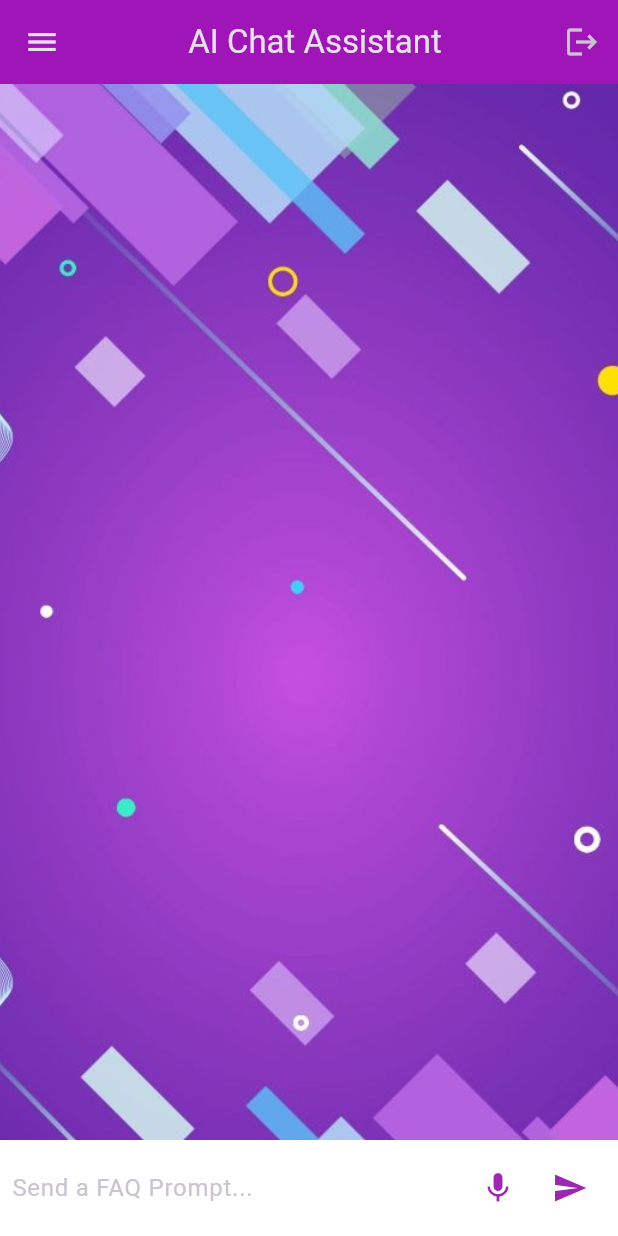
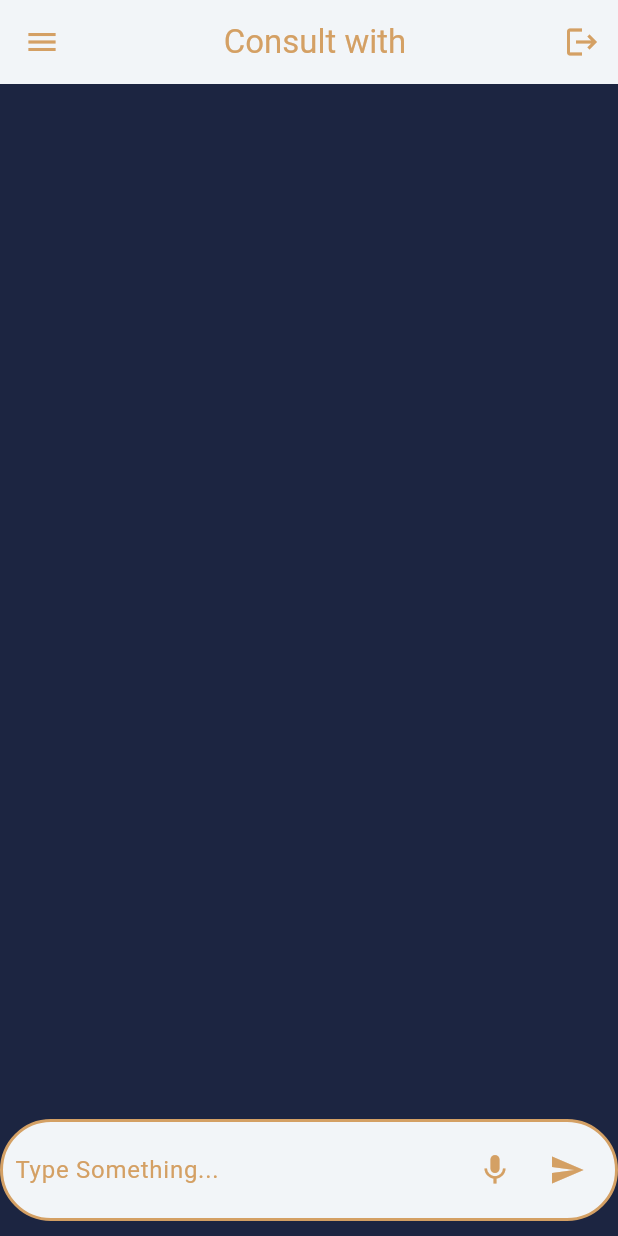
Before and after one commit to Ravi-M2005/Pragati_1, a Flutter app: the ChatScreen screen opened directly, on a phone screen of 412 x 824 dp. Run offline on Flutter 3.47's test engine with Material 3 defaults, Android fonts, the light colour scheme and no system bars; our stand-ins replace file_picker, speech_to_text.

Commit message:
Your commit message

```diff
--- a/lib/Chatbot.dart
+++ b/lib/Chatbot.dart
@@ -1,3 +1,5 @@
+// ignore_for_file: non_constant_identifier_names, unused_field, file_names, prefer_const_constructors, unused_element, use_key_in_widget_constructors, prefer_final_fields, prefer_const_literals_to_create_immutables, sort_child_properties_last, avoid_print, prefer_const_constructors_in_immutables, deprecated_member_use
+
 import 'dart:io';
 
 import 'package:flutter/material.dart';
@@ -5,12 +7,17 @@ import 'package:speech_to_text/speech_to_text.dart' as stt;
 
 import 'upload_page.dart';
 
+Color _gold = Color(0xFFD4A064);
+Color _white = Color(0xFFF2F5F8);
+Color _blue = Color(0xFF1C2541);
+Color _red = Color(0xFFCC4E5C);
+
 class MyApp extends StatelessWidget {
   @override
   Widget build(BuildContext context) {
     return MaterialApp(
       debugShowCheckedModeBanner: false,
-      title: 'AI Chat Assistant',
+      title: 'Consult with',
       theme: ThemeData(
         primarySwatch: Colors.blue,
       ),
@@ -68,16 +75,18 @@ class ChatScreenState extends State<ChatScreen> {
   Widget build(BuildContext context) {
     return Scaffold(
       appBar: AppBar(
-        backgroundColor: Color.fromARGB(255, 159, 21, 184),
+        backgroundColor: _white,
         title: Center(
           child: Text(
-            'AI Chat Assistant',
+            'Consult with',
+            style: TextStyle(color: _gold),
           ),
         ),
         leading: Builder(
           builder: (BuildContext context) {
             return IconButton(
               icon: const Icon(Icons.menu),
+              color: _gold,
               onPressed: () {
                 Scaffold.of(context).openDrawer();
               },
@@ -94,19 +103,42 @@ class ChatScreenState extends State<ChatScreen> {
             },
             icon: Icon(
               Icons.logout,
+              color: _gold,
             ),
           ),
         ],
       ),
+      drawer: Drawer(
+        child: ListView(
+          // Add some items to your drawer here
+          children: [
+            // Add an AboutListTile at the end of the drawer
+            AboutListTile(
+              icon: Icon(Icons.info),
+              child: Text('About Us'),
+              applicationName: 'My App',
+              applicationVersion: '1.0.0',
+              // applicationIcon: Image.asset('assets/icon.png'),
+              applicationLegalese: '© 2024 My Company',
+              aboutBoxChildren: [
+                Text('This app is developed by Team Adapt.'),
+                Text('It helps you with your Flutter code.'),
+              ],
+            ),
+          ],
+        ),
+      ),
+
       // floatingActionButton: Icon(Icons.star),
       // floatingActionButtonLocation: FloatingActionButtonLocation.endContained,
       body: Container(
         decoration: BoxDecoration(
-          image: DecorationImage(
-            image: AssetImage(
-                "assets/images/bot_background.jpeg"), // Replace with your asset image
-            fit: BoxFit.cover,
-          ),
+          color: _blue,
+          //   image: DecorationImage(
+          //     image: AssetImage(
+          //         "assets/images/bot_background.jpeg"), // Replace with your asset image
+          //     fit: BoxFit.cover,
+          //   ),
         ),
         child: Column(
           children: [
@@ -121,6 +153,9 @@ class ChatScreenState extends State<ChatScreen> {
             ),
             _buildMessagePrompt(),
             _buildMessageComposer(),
+            SizedBox(
+              height: 10.0,
+            )
           ],
         ),
       ),
@@ -154,7 +189,13 @@ class ChatScreenState extends State<ChatScreen> {
     return Container(
       padding: EdgeInsets.all(8.0),
       decoration: BoxDecoration(
-        color: Colors.white,
+        color: Color(0xFFF2F5F8),
+        border: Border.all(
+          color: Color(0xFFD4A064),
+          width: 2.0,
+        ), // add a border
+
+        borderRadius: BorderRadius.circular(50.0), // make it curved
       ),
       child: Row(
         children: [
@@ -165,7 +206,8 @@ class ChatScreenState extends State<ChatScreen> {
               textInputAction: TextInputAction.send,
               onSubmitted: _handleSubmitted,
               decoration: InputDecoration.collapsed(
-                hintText: 'Send a FAQ Prompt...',
+                hintText: 'Type Something...',
+                hintStyle: TextStyle(color: Color(0xFFD4A064)),
               ),
             ),
           ),
@@ -173,7 +215,7 @@ class ChatScreenState extends State<ChatScreen> {
             IconButton(
               icon: Icon(
                 Icons.mic,
-                color: Colors.purple,
+                color: Color(0xFFD4A064),
               ),
               onPressed: () {
                 // Handle microphone button press
@@ -183,7 +225,7 @@ class ChatScreenState extends State<ChatScreen> {
           IconButton(
             icon: Icon(
               Icons.send,
-              color: Colors.purple,
+              color: Color(0xFFD4A064),
             ),
             onPressed: () {
               _handleSubmitted(_messageController.text);
@@ -270,9 +312,13 @@ class ChatMessage extends StatelessWidget {
             isUser
                 ? CircleAvatar(
                     child: Icon(Icons.person),
+                    backgroundColor: _gold,
+                    foregroundColor: _white,
                   )
                 : CircleAvatar(
                     child: Icon(Icons.android),
+                    backgroundColor: _gold,
+                    foregroundColor: _white,
                   ),
             SizedBox(width: 10.0),
             Expanded(
@@ -280,19 +326,25 @@ class ChatMessage extends StatelessWidget {
                 crossAxisAlignment: CrossAxisAlignment.start,
                 children: [
                   Text(
-                    isUser ? 'You' : 'AI Assistant',
-                    style: TextStyle(
-                      fontWeight: FontWeight.bold,
-                    ),
+                    isUser ? 'You' : 'GYAN',
+                    style:
+                        TextStyle(fontWeight: FontWeight.bold, color: _white),
                   ),
                   SizedBox(height: 5.0),
                   Container(
                     padding: EdgeInsets.all(10.0),
                     decoration: BoxDecoration(
-                        color: isUser ? Colors.yellow : Colors.blue[200],
+                        border: Border.all(
+                          color: _gold, // Gold color for the border
+                          width: 2.0, // Width of the border
+                        ),
+                        color: isUser ? _white : _white,
                         borderRadius: BorderRadius.circular(
                             10.0)), // Use a ternary operator to check if the message is from the user or the AI assistant
-                    child: Text(text),
+                    child: Text(
+                      text,
+                      style: TextStyle(color: _gold),
+                    ),
                   ),
                   if (!isUser) // Only show the button when the message is from the AI
                     Container(
@@ -301,18 +353,22 @@ class ChatMessage extends StatelessWidget {
                         child: TextButton(
                           child: Text('Click here to view Context'),
                           style: TextButton.styleFrom(
-                            primary: Colors.white,
-                            backgroundColor: Colors.blue,
-                          ),
+                              primary: Colors.white, backgroundColor: _gold),
                           onPressed: () {
                             showDialog(
                               context: context,
                               builder: (context) => AlertDialog(
-                                title: Text('Context'), // Customize the title
+                                title: Center(
+                                    child: Text(
+                                  'Context',
+                                  style: TextStyle(color: _gold),
+                                )), // Customize the title
                                 content: Text(
-                                    'Enter the additional context for your message:' *
-                                        50,
-                                    style: TextStyle(fontSize: 16.0)),
+                                  'Enter the additional context for your message:' *
+                                      50,
+                                  style:
+                                      TextStyle(color: _gold, fontSize: 16.0),
+                                ),
                               ),
                             );
                           },
--- a/lib/login_page.dart
+++ b/lib/login_page.dart
@@ -1,3 +1,5 @@
+// ignore_for_file: use_key_in_widget_constructors, prefer_const_constructors, sized_box_for_whitespace
+
 import 'package:flutter/material.dart';
 import 'package:pragati_a/Chatbot.dart';
 
--- a/lib/signup_page.dart
+++ b/lib/signup_page.dart
@@ -1,3 +1,5 @@
+// ignore_for_file: use_key_in_widget_constructors, prefer_const_constructors
+
 import 'package:flutter/material.dart';
 
 class SignupPage extends StatelessWidget {
```
Also changed, not shown: lib/upload_page.dart (+21 -73 lines).
